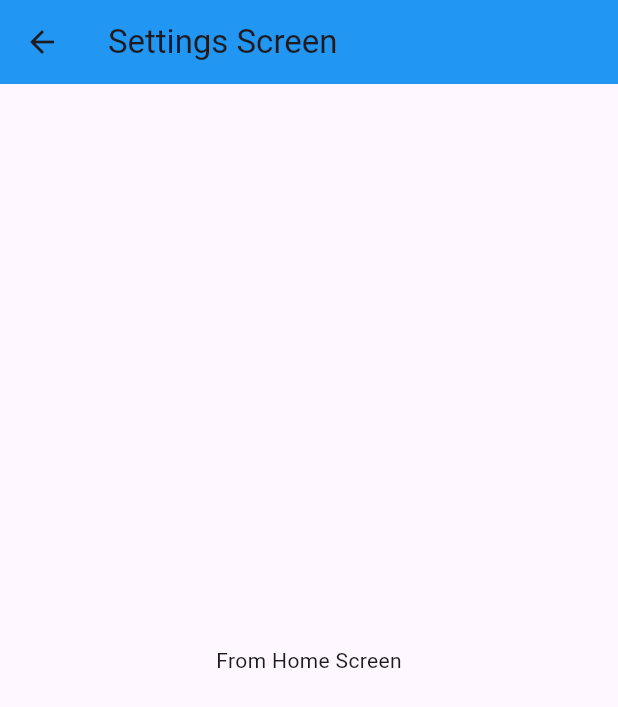
After one commit to akonurbay/DataGroup_HW, a Flutter app: the HomeScreen screen opened by its route, after a tap on "settings", on a phone screen of 412 x 824 dp. The commit adds this screen. Shown: the top 707 px of the screen. Run offline on Flutter 3.47's test engine with Material 3 defaults, Android fonts, the phone set to English and light mode, and no system bars; our stand-ins replace flutter_svg.

Commit message:
hw 13 navigator named

```diff
--- a/analysis_options.yaml
+++ b/analysis_options.yaml
@@ -1 +1,4 @@
 include: package:flutter_lints/flutter.yaml
+
+formatter:
+  trailing_commas: preserve
--- a/lib/main.dart
+++ b/lib/main.dart
@@ -1,6 +1,9 @@
+import 'package:flutter/material.dart';
+import 'package:lesson/screens/details_screen.dart';
+import 'package:lesson/screens/home_screen.dart';
+import 'package:lesson/screens/settings_screen.dart';
+import 'package:lesson/screens/sign_up_screen.dart';
 
-import 'package:flutter/material.dart';
-import 'package:lesson/sign_up_screen.dart';
 void main() {
   runApp(const MyApp());
 }
@@ -13,8 +16,15 @@ class MyApp extends StatelessWidget {
     return MaterialApp(
       title: 'Flutter Demo',
       debugShowCheckedModeBanner: false,
-
-      home:SignUpScreen()
+      initialRoute: '/login',
+      routes: {
+        '/login': (context) => SignUpScreen(),
+        '/home': (context) => HomeScreen(),
+        '/details': (context) => DetailsScreen(),
+        '/settings': (context) => SettingsScreen(
+          title: ModalRoute.of(context)!.settings.arguments as String,
+        ),
+      },
     );
   }
 }
--- /dev/null
+++ b/lib/screens/home_screen.dart
@@ -0,0 +1,40 @@
+import 'package:flutter/material.dart';
+
+class HomeScreen extends StatelessWidget {
+  const HomeScreen({super.key});
+
+  @override
+  Widget build(BuildContext context) {
+    return Scaffold(
+      appBar: AppBar(
+        title: const Text('Home Screen'),
+        backgroundColor: Colors.blue,
+      ),
+      body: SafeArea(
+        child: Center(
+          child: Column(
+            mainAxisAlignment: MainAxisAlignment.center,
+            children: [
+              TextButton(
+                onPressed: () {
+                  Navigator.pushNamed(context, '/details');
+                },
+                child: Text('datails'),
+              ),
+              TextButton(
+                onPressed: () {
+                  Navigator.pushNamed(
+                    context,
+                    '/settings',
+                    arguments: 'From Home Screen',
+                  );
+                },
+                child: Text('settings'),
+              ),
+            ],
+          ),
+        ),
+      ),
+    );
+  }
+}
--- /dev/null
+++ b/lib/screens/settings_screen.dart
@@ -0,0 +1,22 @@
+import 'package:flutter/material.dart';
+
+class SettingsScreen extends StatelessWidget {
+  const SettingsScreen({super.key, required this.title});
+
+  @override
+  final String title;
+  Widget build(BuildContext context) {
+    return Scaffold(
+      appBar: AppBar(
+        title: const Text('Settings Screen'),
+        backgroundColor: Colors.blue,
+      ),
+      body: SafeArea(
+        child: Center(
+          //  child: TextButton(onPressed: () {}, child: Text('datails')
+          child: Text(title),
+        ),
+      ),
+    );
+  }
+}
--- a/lib/sign_up_screen.dart
+++ b/lib/screens/sign_up_screen.dart
@@ -1,7 +1,7 @@
 import 'dart:developer';
 import 'package:flutter/material.dart';
 import 'package:flutter_svg/flutter_svg.dart';
-import 'package:lesson/core/validators/app_validator.dart';
+import 'package:lesson/core/utils/validators/app_validator.dart';
 
 class SignUpScreen extends StatefulWidget {
   const SignUpScreen({super.key});
@@ -50,7 +50,8 @@ class _SignUpScreenState extends State<SignUpScreen> {
 
                 const SizedBox(height: 35),
                 const Text(
-                  'WELCOME TO LESSON 12',
+                  'WELCOME TO LESSON 12\n    after login LESSON 13',
+
                   style: TextStyle(fontSize: 25, fontWeight: FontWeight.w300),
                 ),
                 const SizedBox(height: 30),
@@ -95,6 +96,7 @@ class _SignUpScreenState extends State<SignUpScreen> {
                         onPressed: () {
                           if (_formKey.currentState!.validate()) {
                             log("Form is validated", name: "Form");
+                            Navigator.pushNamed(context, '/home');
                           }
                         },
                         style: TextButton.styleFrom(
```
Also changed, not shown: lib/screens/details_screen.dart (added, +25 -0 lines), image-1.png (added), image-2.png (added), image.png (added), 1 other file.
